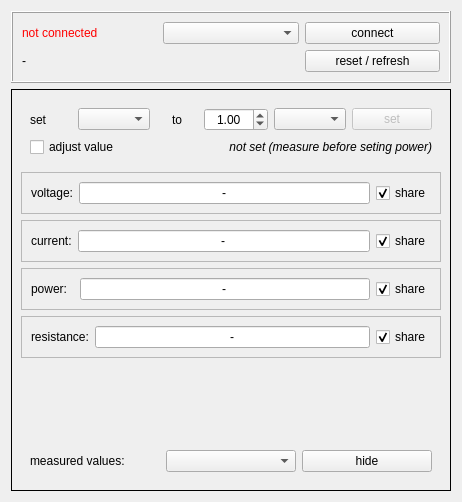
bchjoerni/mlab, file bopmgwindow.ui: the form before one commit.
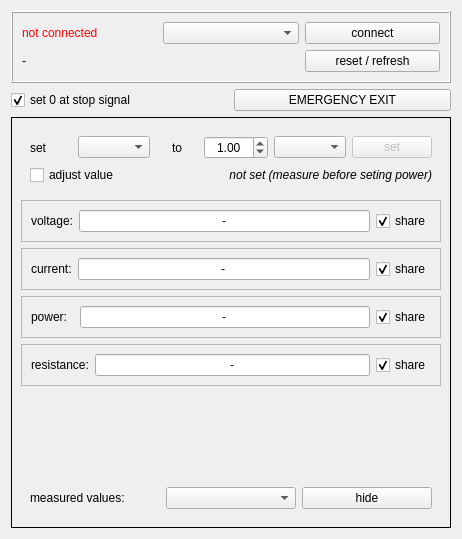
The form after the commit.

Commit message: eaps 8000 usb port and window added, signals added

What changed in the file:
```diff
--- a/bopmgwindow.ui
+++ b/bopmgwindow.ui
@@ -7,14 +7,14 @@
     <x>0</x>
     <y>0</y>
     <width>462</width>
-    <height>502</height>
+    <height>539</height>
    </rect>
   </property>
   <property name="windowTitle">
    <string>BOP-MG</string>
   </property>
   <layout class="QGridLayout" name="gridLayout_8">
-   <item row="0" column="0">
+   <item row="0" column="0" colspan="2">
     <widget class="QFrame" name="frame_connection">
      <property name="frameShape">
       <enum>QFrame::Box</enum>
@@ -61,6 +61,26 @@
     </widget>
    </item>
    <item row="1" column="0">
+    <widget class="QCheckBox" name="chb_setZeroAtStopSignal">
+     <property name="accessibleDescription">
+      <string/>
+     </property>
+     <property name="text">
+      <string>set 0 at stop signal</string>
+     </property>
+     <property name="checked">
+      <bool>true</bool>
+     </property>
+    </widget>
+   </item>
+   <item row="1" column="1">
+    <widget class="QPushButton" name="btn_emergencyStop">
+     <property name="text">
+      <string>EMERGENCY EXIT</string>
+     </property>
+    </widget>
+   </item>
+   <item row="2" column="0" colspan="2">
     <widget class="QFrame" name="frame_values">
      <property name="enabled">
       <bool>true</bool>
```
The commit also changes 40 other files.
